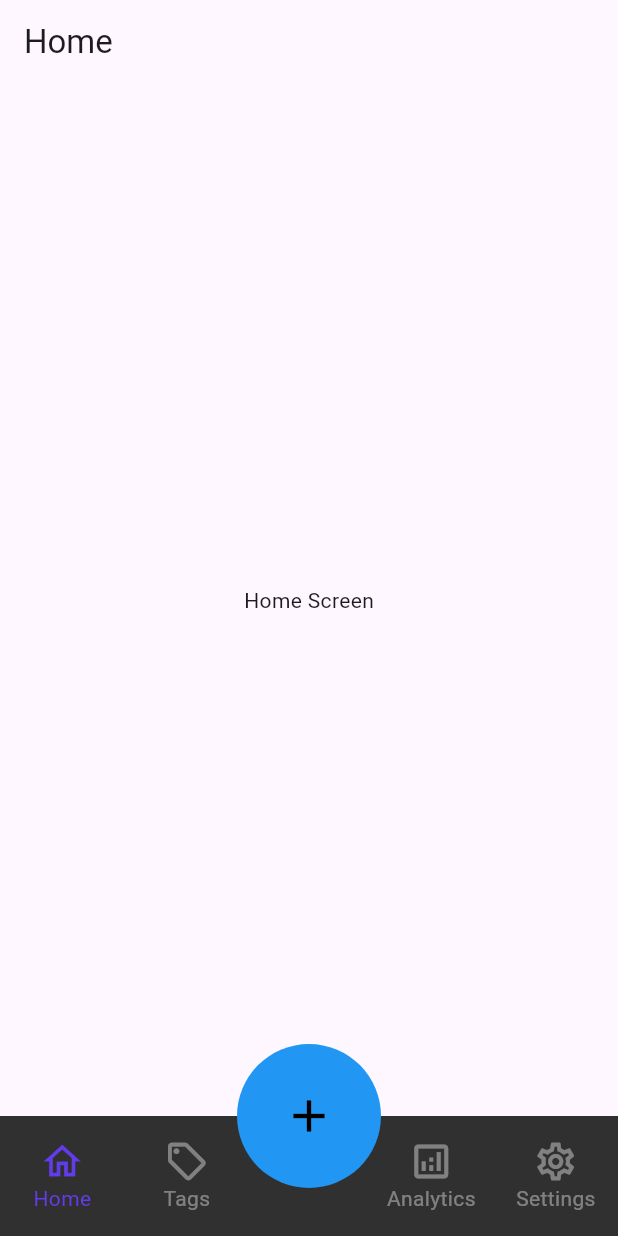
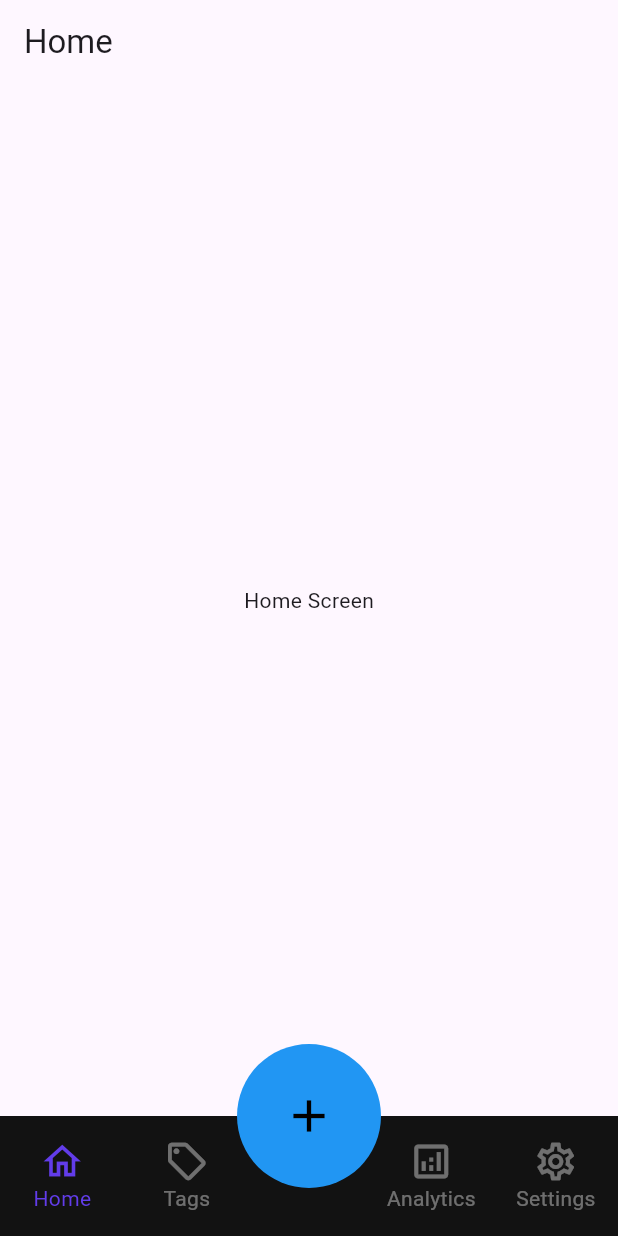
Before and after one commit to GolemT/Flutter_FinanceTracker, a Flutter app: the screen it shows after launch, on a phone screen of 412 x 824 dp. Run offline on Flutter 3.47's test engine with Material 3 defaults, Android fonts, the phone set to English and light mode, and no system bars.

Commit message:
add empty Setting Pages

```diff
--- a/lib/components/nav_bar.dart
+++ b/lib/components/nav_bar.dart
@@ -16,29 +16,34 @@ class NavBar extends StatelessWidget {
         padding: const EdgeInsets.all(0),
         elevation: 0.0,
         child: Container(
-          height: 60,
-          color: Color(int.parse('0xFF303030')),
+          height: 56,
+          color: Color(0xFF121212),
           child: Row(
             children: [
+
               navItem(
                 Icons.home_outlined,
                 pageIndex == 0,
                 'Home',
                 onTap: () => onTap(0),
               ),
+
               navItem(
                 Icons.sell_outlined,
                 pageIndex == 1,
                 'Tags',
                 onTap: () => onTap(1),
               ),
+
               const SizedBox(width: 80),
+
               navItem(
                 Icons.analytics_outlined,
                 pageIndex == 3,
                 'Analytics',
                 onTap: () => onTap(3),
               ),
+
               navItem(
                 Icons.settings_outlined,
                 pageIndex == 4,
```
Also changed, not shown: lib/screens/settings/budget.dart (added), lib/screens/settings/language.dart (added), lib/screens/settings/license.dart (added), lib/screens/settings/notification.dart (added), lib/screens/settings/support.dart (added), lib/screens/settings/theme.dart (added).
